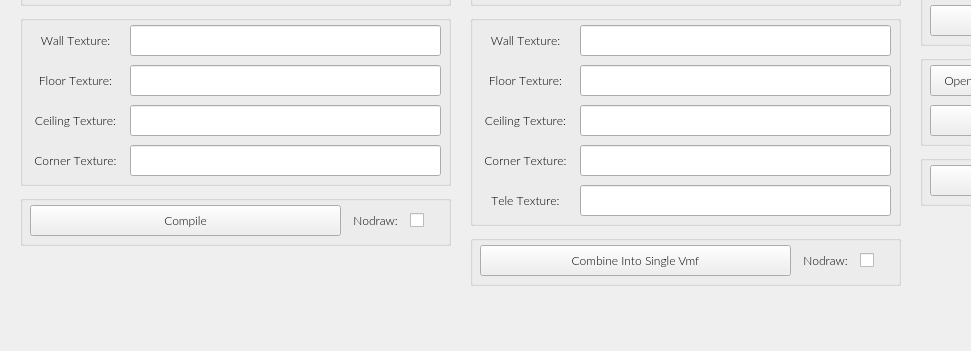
Before: the Qt Designer form gui2.ui in Gerb-24/Connectors, drawn with Qt 5; both pictures show x 0 to 971 and y 215 to 566 of the 1371 by 566 pixel window.
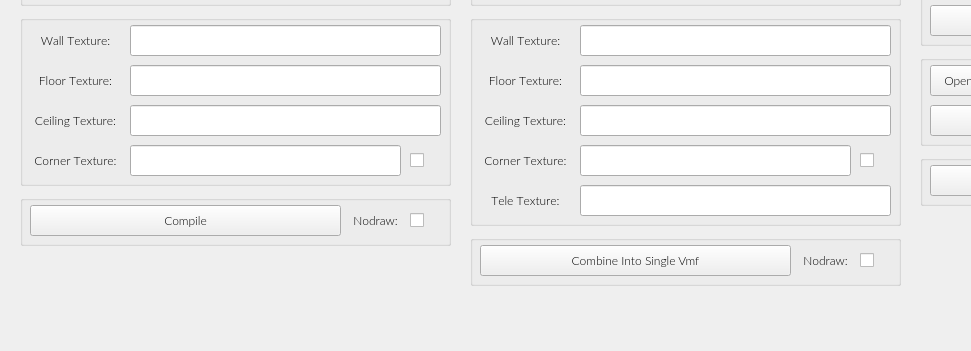
After: the same form once the commit is applied. Icons and pictures are not drawn.

Commit message:
added corners option
Might be easier to make it work with Element Detailer this way

The edit to the form file:
```diff
--- a/gui2.ui
+++ b/gui2.ui
@@ -374,7 +374,7 @@
      <rect>
       <x>110</x>
       <y>130</y>
-      <width>311</width>
+      <width>271</width>
       <height>31</height>
      </rect>
     </property>
@@ -388,6 +388,19 @@
      <set>Qt::AlignCenter</set>
     </property>
    </widget>
+   <widget class="QCheckBox" name="standard_corner_cb">
+    <property name="geometry">
+     <rect>
+      <x>390</x>
+      <y>130</y>
+      <width>31</width>
+      <height>31</height>
+     </rect>
+    </property>
+    <property name="text">
+     <string/>
+    </property>
+   </widget>
   </widget>
   <widget class="QGroupBox" name="groupBox_3">
    <property name="geometry">
@@ -507,7 +520,7 @@
      <rect>
       <x>110</x>
       <y>130</y>
-      <width>311</width>
+      <width>271</width>
       <height>31</height>
      </rect>
     </property>
@@ -707,6 +720,19 @@
      <set>Qt::AlignCenter</set>
     </property>
    </widget>
+   <widget class="QCheckBox" name="jump_corner_cb">
+    <property name="geometry">
+     <rect>
+      <x>390</x>
+      <y>130</y>
+      <width>31</width>
+      <height>31</height>
+     </rect>
+    </property>
+    <property name="text">
+     <string/>
+    </property>
+   </widget>
   </widget>
   <widget class="QGroupBox" name="groupBox_6">
    <property name="geometry">
```
The commit also changes 4 other files.
